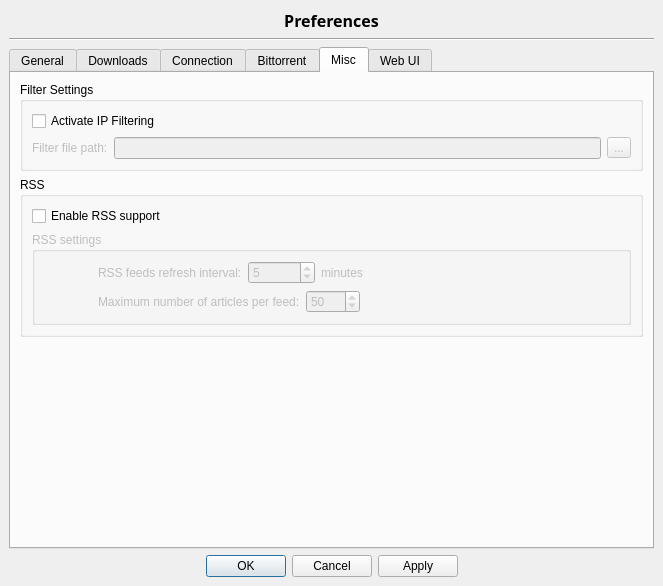
Before: the Qt Designer form src/options.ui in SysAdminDoc/qBittorrent-Vanced, drawn with Qt 5.
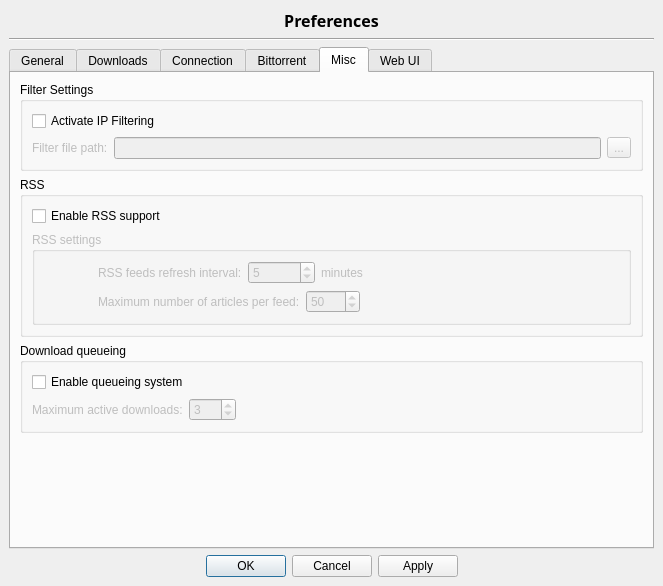
After: the same form once the commit is applied. The open tabs and pages were chosen to show the change. Icons and pictures are not drawn.

Diff of the .ui file:
```diff
--- a/src/options.ui
+++ b/src/options.ui
@@ -1562,7 +1562,7 @@
        <iconset resource="icons.qrc" >
         <normaloff>:/Icons/configure.png</normaloff>:/Icons/configure.png</iconset>
       </attribute>
-      <layout class="QVBoxLayout" name="verticalLayout_7" >
+      <layout class="QVBoxLayout" name="verticalLayout_8" >
        <item>
         <widget class="QGroupBox" name="filterBox" >
          <property name="enabled" >
@@ -1756,6 +1756,65 @@
          </layout>
         </widget>
        </item>
+       <item>
+        <widget class="QGroupBox" name="groupQueueing" >
+         <property name="title" >
+          <string>Download queueing</string>
+         </property>
+         <layout class="QVBoxLayout" name="verticalLayout_7" >
+          <item>
+           <widget class="QCheckBox" name="checkEnableQueueing" >
+            <property name="text" >
+             <string>Enable queueing system</string>
+            </property>
+           </widget>
+          </item>
+          <item>
+           <layout class="QHBoxLayout" name="horizontalLayout_4" >
+            <item>
+             <widget class="QLabel" name="label_max_active" >
+              <property name="enabled" >
+               <bool>false</bool>
+              </property>
+              <property name="text" >
+               <string>Maximum active downloads:</string>
+              </property>
+             </widget>
+            </item>
+            <item>
+             <widget class="QSpinBox" name="spinMaxActiveDownloads" >
+              <property name="enabled" >
+               <bool>false</bool>
+              </property>
+              <property name="minimum" >
+               <number>1</number>
+              </property>
+              <property name="maximum" >
+               <number>999</number>
+              </property>
+              <property name="value" >
+               <number>3</number>
+              </property>
+             </widget>
+            </item>
+            <item>
+             <spacer name="horizontalSpacer_2" >
+              <property name="orientation" >
+               <enum>Qt::Horizontal</enum>
+              </property>
+              <property name="sizeHint" stdset="0" >
+               <size>
+                <width>40</width>
+                <height>20</height>
+               </size>
+              </property>
+             </spacer>
+            </item>
+           </layout>
+          </item>
+         </layout>
+        </widget>
+       </item>
        <item>
         <spacer name="verticalSpacer" >
          <property name="orientation" >
```
